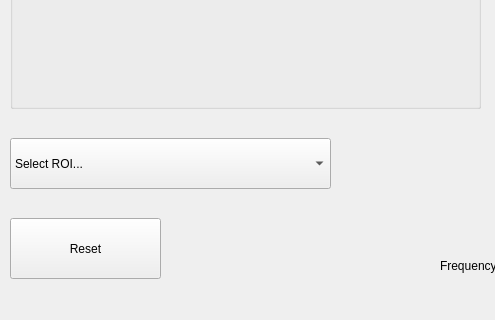
Above: gui/analysis_window.ui from AdvancedPhotonSource/DashPVA before the change; both pictures show x 0 to 495 and y 372 to 692 of the 1491 by 692 pixel window. Below: the same form after it.
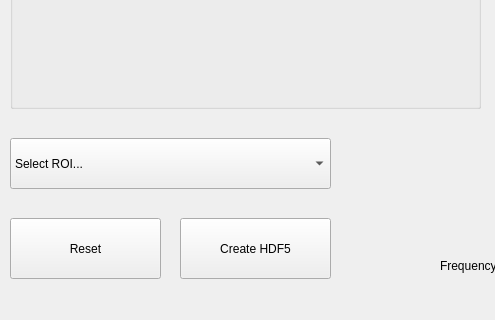
That is the form after the change.

What changed in the file:
```diff
--- a/gui/analysis_window.ui
+++ b/gui/analysis_window.ui
@@ -272,6 +272,19 @@
      <string>Frequency (Hz)</string>
     </property>
    </widget>
+   <widget class="QPushButton" name="btn_create_hdf5">
+    <property name="geometry">
+     <rect>
+      <x>180</x>
+      <y>590</y>
+      <width>151</width>
+      <height>61</height>
+     </rect>
+    </property>
+    <property name="text">
+     <string>Create HDF5</string>
+    </property>
+   </widget>
   </widget>
   <widget class="QStatusBar" name="statusbar"/>
  </widget>
```
